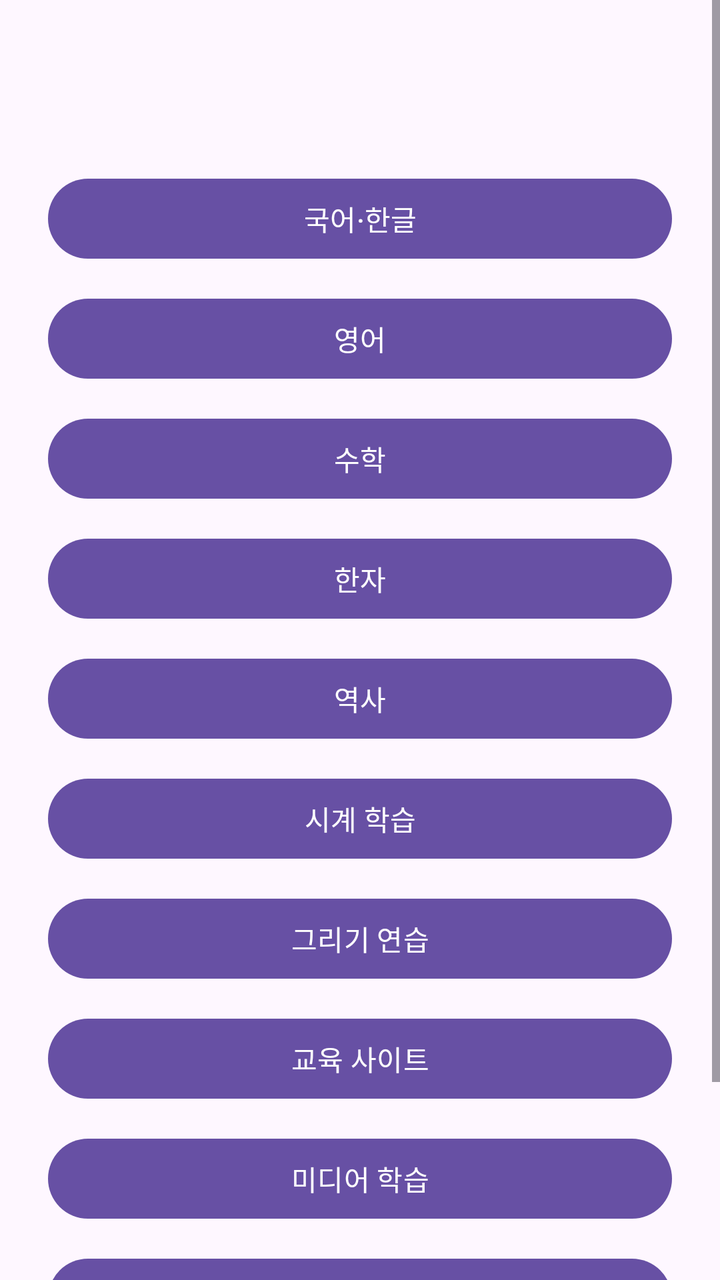
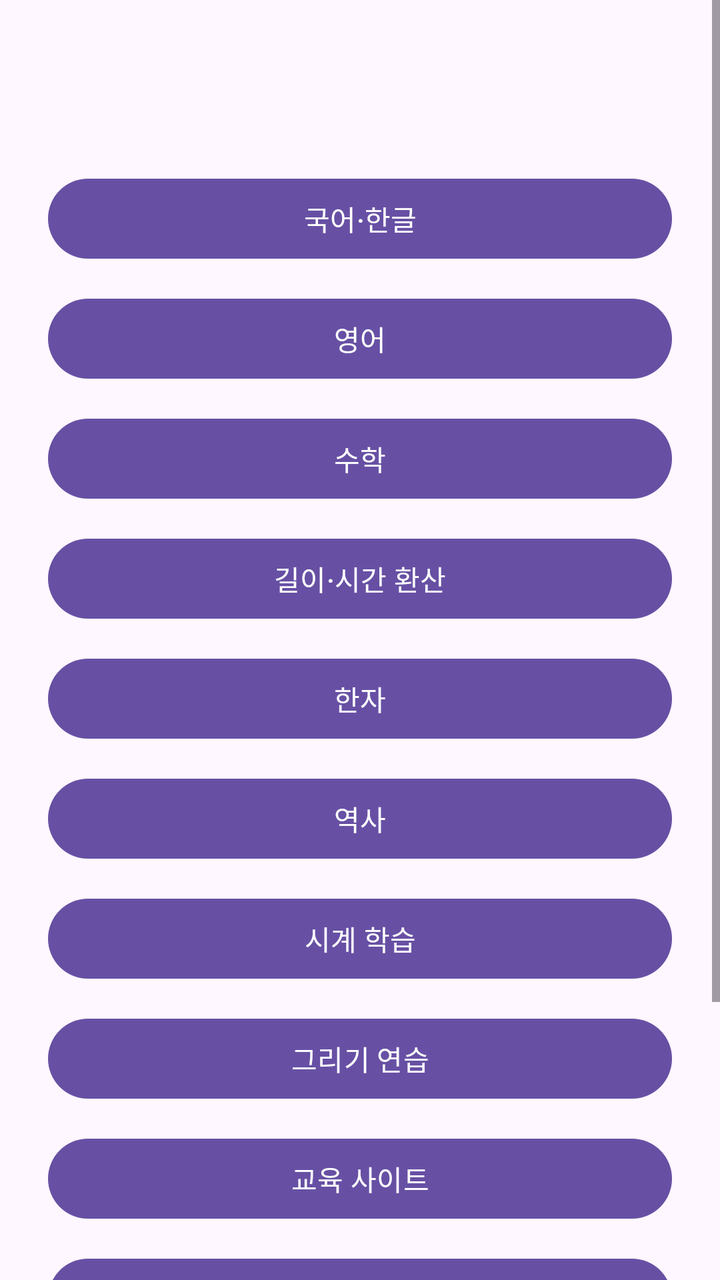

The first picture is an Android layout as it rendered before a commit; the second is the same layout after the commit. The layout source and the unified diff follow.
<!-- AndroidManifest.xml: application theme Theme.Eunhyo2 -->
<!-- res/layout/activity_school_menu.xml -->
<?xml version="1.0" encoding="utf-8"?>
<ScrollView xmlns:android="http://schemas.android.com/apk/res/android"
    android:layout_width="match_parent"
    android:layout_height="match_parent">

    <LinearLayout
        android:layout_width="match_parent"
        android:layout_height="wrap_content"
        android:orientation="vertical"
        android:padding="24dp">

        <TextView
            android:id="@+id/textSchoolLevel"
            android:layout_width="match_parent"
            android:layout_height="wrap_content"
            android:gravity="center"
            android:textAppearance="@style/TextAppearance.Material3.HeadlineMedium" />

        <com.google.android.material.button.MaterialButton android:id="@+id/buttonKorean" android:layout_width="match_parent" android:layout_height="wrap_content" android:layout_marginTop="24dp" android:text="국어·한글" />
        <com.google.android.material.button.MaterialButton android:id="@+id/buttonEnglish" android:layout_width="match_parent" android:layout_height="wrap_content" android:layout_marginTop="12dp" android:text="영어" />
        <com.google.android.material.button.MaterialButton android:id="@+id/buttonMath" android:layout_width="match_parent" android:layout_height="wrap_content" android:layout_marginTop="12dp" android:text="수학" />
        <com.google.android.material.button.MaterialButton android:id="@+id/buttonHanja" android:layout_width="match_parent" android:layout_height="wrap_content" android:layout_marginTop="12dp" android:text="한자" />
        <com.google.android.material.button.MaterialButton android:id="@+id/buttonHistory" android:layout_width="match_parent" android:layout_height="wrap_content" android:layout_marginTop="12dp" android:text="역사" />
        <com.google.android.material.button.MaterialButton android:id="@+id/buttonClock" android:layout_width="match_parent" android:layout_height="wrap_content" android:layout_marginTop="12dp" android:text="시계 학습" />
        <com.google.android.material.button.MaterialButton android:id="@+id/buttonDrawing" android:layout_width="match_parent" android:layout_height="wrap_content" android:layout_marginTop="12dp" android:text="그리기 연습" />
        <com.google.android.material.button.MaterialButton android:id="@+id/buttonLinks" android:layout_width="match_parent" android:layout_height="wrap_content" android:layout_marginTop="12dp" android:text="교육 사이트" />
        <com.google.android.material.button.MaterialButton android:id="@+id/buttonMedia" android:layout_width="match_parent" android:layout_height="wrap_content" android:layout_marginTop="12dp" android:text="미디어 학습" />
        <com.google.android.material.button.MaterialButton android:id="@+id/buttonAi" android:layout_width="match_parent" android:layout_height="wrap_content" android:layout_marginTop="12dp" android:text="AI 학습 도우미" />
        <com.google.android.material.button.MaterialButton android:id="@+id/buttonGame" android:layout_width="match_parent" android:layout_height="wrap_content" android:layout_marginTop="12dp" android:text="게임·점수" />
    </LinearLayout>
</ScrollView>
<!-- resources referenced by this layout -->
<resources>
  <style name="Theme.Eunhyo2" parent="Theme.Material3.DayNight.NoActionBar">
          <item name="android:windowLightStatusBar">true</item>
      </style>
</resources>

<!-- the commit's change to res/layout/activity_school_menu.xml (unified diff, before → after) -->
@@ -19,6 +19,7 @@
         <com.google.android.material.button.MaterialButton android:id="@+id/buttonKorean" android:layout_width="match_parent" android:layout_height="wrap_content" android:layout_marginTop="24dp" android:text="국어·한글" />
         <com.google.android.material.button.MaterialButton android:id="@+id/buttonEnglish" android:layout_width="match_parent" android:layout_height="wrap_content" android:layout_marginTop="12dp" android:text="영어" />
         <com.google.android.material.button.MaterialButton android:id="@+id/buttonMath" android:layout_width="match_parent" android:layout_height="wrap_content" android:layout_marginTop="12dp" android:text="수학" />
+        <com.google.android.material.button.MaterialButton android:id="@+id/buttonMeasurement" android:layout_width="match_parent" android:layout_height="wrap_content" android:layout_marginTop="12dp" android:text="길이·시간 환산" />
         <com.google.android.material.button.MaterialButton android:id="@+id/buttonHanja" android:layout_width="match_parent" android:layout_height="wrap_content" android:layout_marginTop="12dp" android:text="한자" />
         <com.google.android.material.button.MaterialButton android:id="@+id/buttonHistory" android:layout_width="match_parent" android:layout_height="wrap_content" android:layout_marginTop="12dp" android:text="역사" />
         <com.google.android.material.button.MaterialButton android:id="@+id/buttonClock" android:layout_width="match_parent" android:layout_height="wrap_content" android:layout_marginTop="12dp" android:text="시계 학습" />
